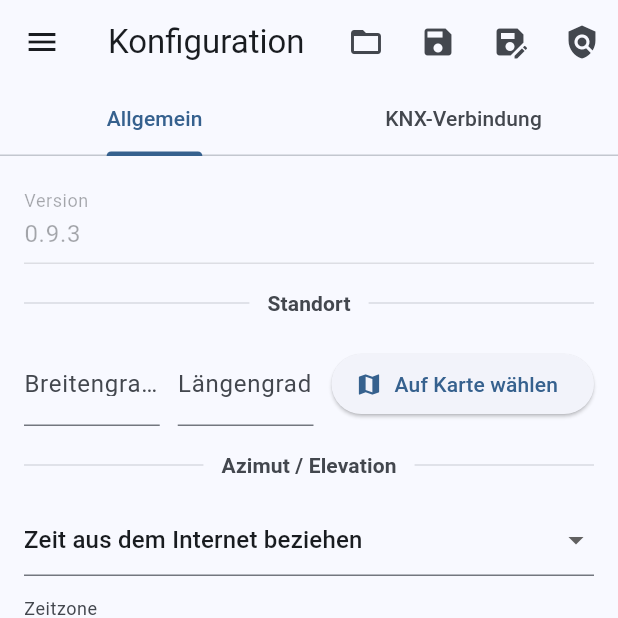
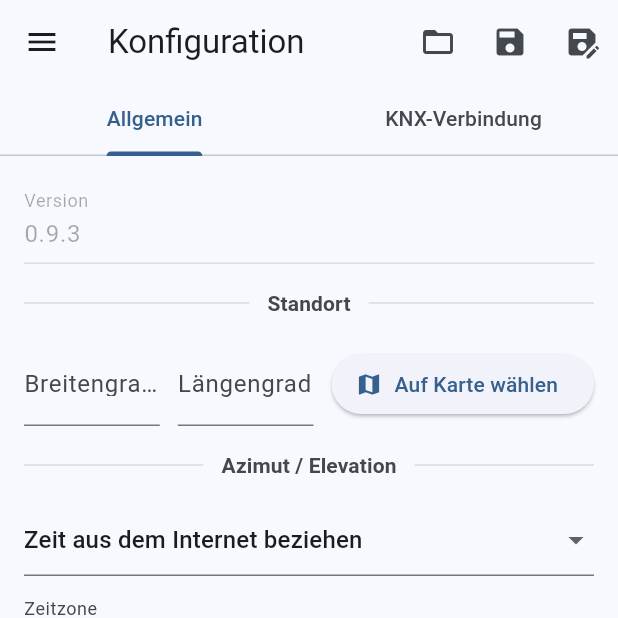
Before and after one commit to SchattenRegler/Konfigurator, a Flutter app: the screen it shows after launch, after a tap on "Projekt erstellen", on a phone screen of 412 x 824 dp, the top half of it. Run offline on Flutter 3.47's test engine with Material 3 defaults, Android fonts, the phone set to English and light mode, and no system bars; our stand-ins replace file_picker, fl_chart, flutter_map, flutter_svg, flutter_typeahead, latlong2; missing offline and left inert: solar_calculator, universal_html.

Commit message:
remove legal information button from ConfigScreen

```diff
--- a/lib/main.dart
+++ b/lib/main.dart
@@ -1804,11 +1804,6 @@ class _ConfigScreenState extends State<ConfigScreen> {
                     icon: const Icon(Icons.save_as),
                     tooltip: 'Speichern unter… (Strg/⌘+Umschalt+S)',
                     onPressed: () => _saveAsXml(),
-                  ),
-                  IconButton(
-                    icon: const Icon(Icons.policy),
-                    tooltip: 'Rechtliches',
-                    onPressed: _openLegalInformation,
                   ),
                 ],
               ),
```
